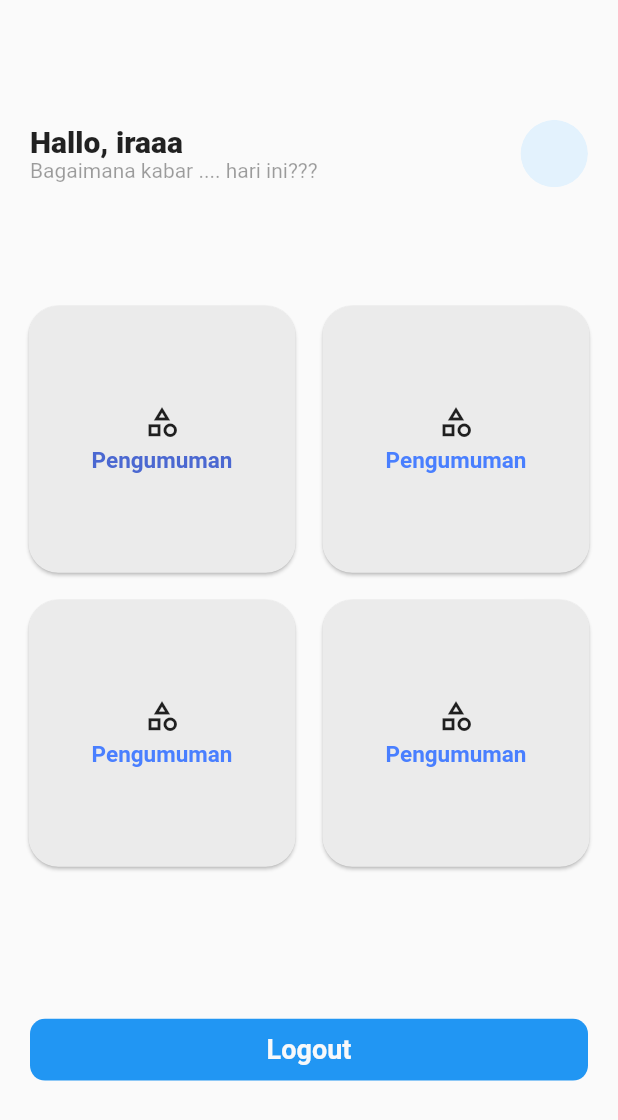
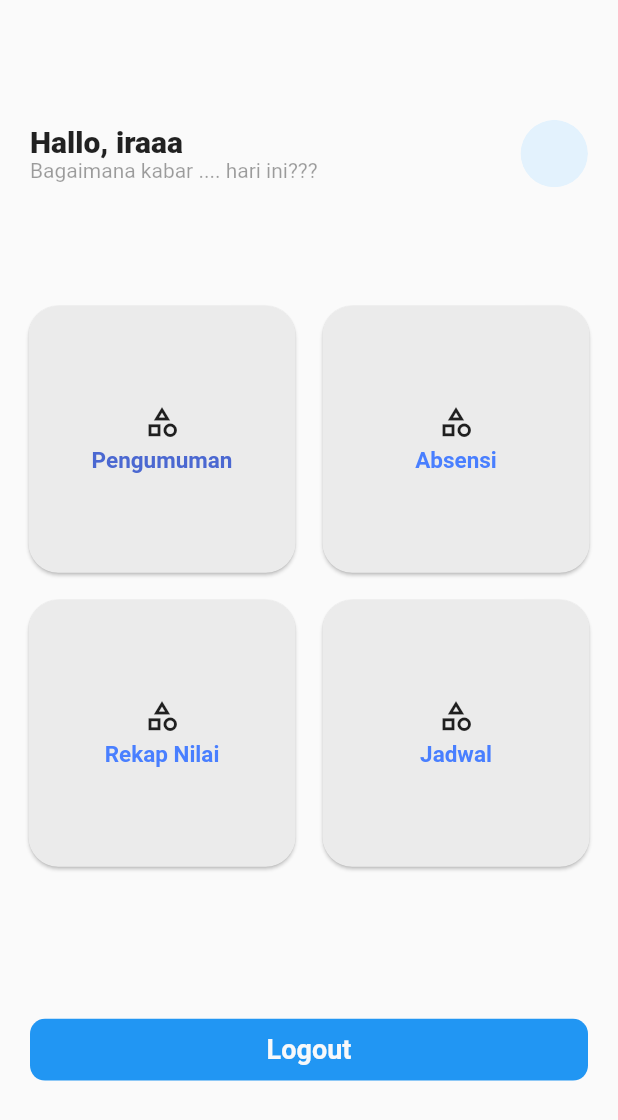
Before and after one commit to arigafiandanu/sikadu_, a Flutter app: the HomepageView screen opened by its route, on a phone screen of 412 x 824 dp. Shown: the top 1120 px of the screen. Run offline on Flutter 3.47's test engine with Material 2 defaults, Android fonts, the phone set to English and light mode, and no system bars; our stand-ins replace get, lottie.

Commit message:
add list

```diff
--- a/lib/app/view/homepage_view.dart
+++ b/lib/app/view/homepage_view.dart
@@ -106,21 +106,21 @@ class HomepageView extends StatelessWidget {
                     warnaTerang: AppColors.grayshade,
                     warna: AppColors.blue,
                     icon: Icon(Icons.category_outlined),
-                    kategori: "Pengumuman",
+                    kategori: "Absensi",
                   ),
                   cardhomepage(
                     ontap: () {},
                     warnaTerang: AppColors.grayshade,
                     warna: AppColors.blue,
                     icon: Icon(Icons.category_outlined),
-                    kategori: "Pengumuman",
+                    kategori: "Rekap Nilai",
                   ),
                   cardhomepage(
                     ontap: () {},
                     warnaTerang: AppColors.grayshade,
                     warna: AppColors.blue,
                     icon: Icon(Icons.category_outlined),
-                    kategori: "Pengumuman",
+                    kategori: "Jadwal",
                   ),
                 ],
               ),
```
Also changed, not shown: lib/app/view/chat_view.dart (added), lib/app/view/listChat_view.dart (added), lib/app/view/profil_view.dart (added).
